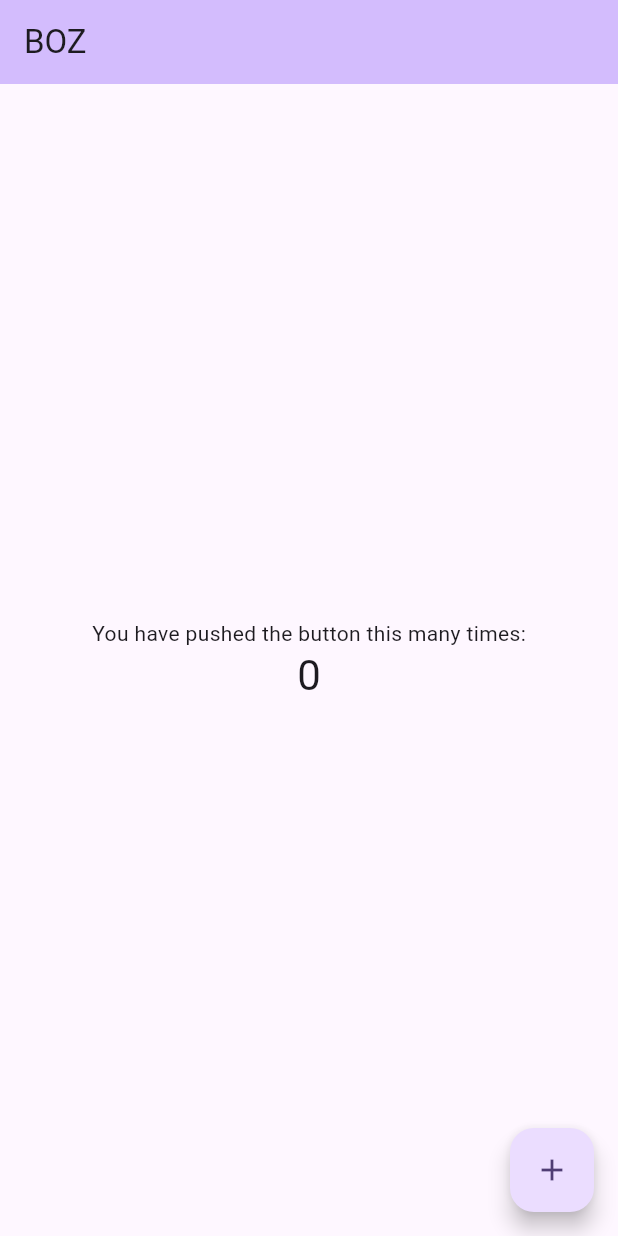
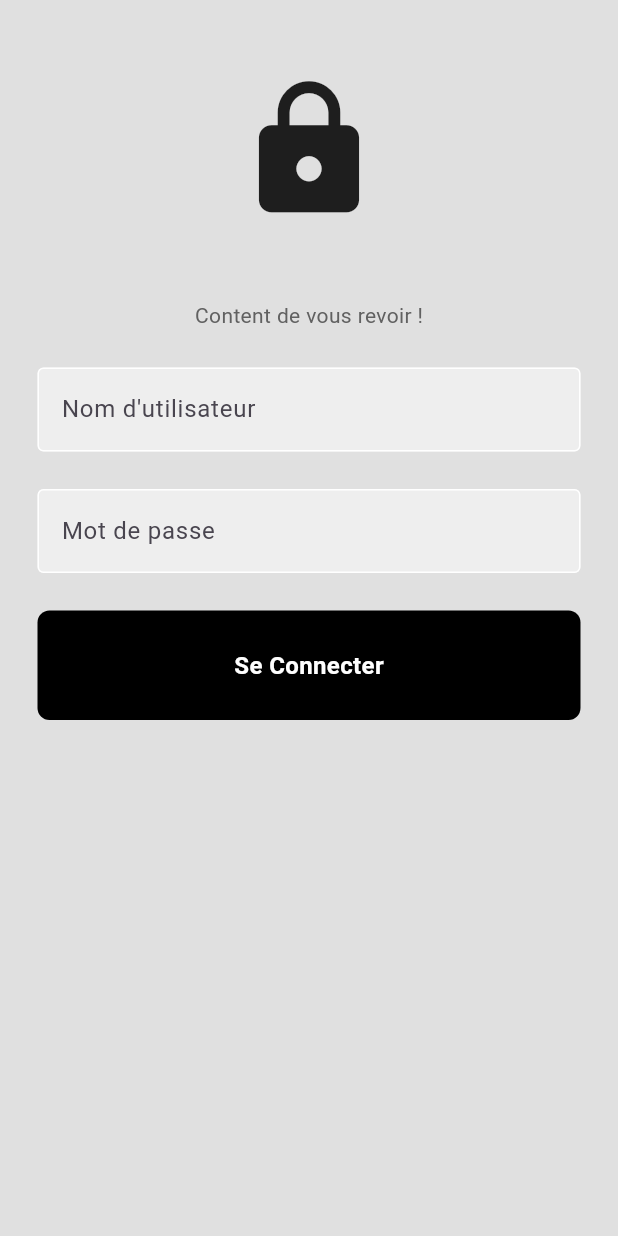
Before and after one commit to KiSsWave/BOZ, a Flutter app: the screen it shows after launch, on a phone screen of 412 x 824 dp. Run offline on Flutter 3.47's test engine with Material 3 defaults, Android fonts, the light colour scheme and no system bars.

Commit message:
login page

```diff
--- /dev/null
+++ b/app/lib/components/my_button.dart
@@ -0,0 +1,35 @@
+import 'package:flutter/material.dart';
+
+class MyButton extends StatelessWidget{
+
+  final Function()? onTap;
+
+  const MyButton({
+    super.key,
+    required this.onTap,
+  });
+
+  @override
+  Widget build(BuildContext context) {
+    return GestureDetector(
+      onTap: onTap,
+      child: Container(
+      padding: EdgeInsets.all(25),
+      margin: EdgeInsets.symmetric(horizontal: 25),
+      decoration: BoxDecoration(
+        color: Colors.black,
+        borderRadius: BorderRadius.circular(8),
+      ),
+      child: const Center(
+        child: Text("Se Connecter",
+          style: TextStyle(
+            color: Colors.white,
+            fontWeight: FontWeight.bold,
+            fontSize: 16,
+          ),
+        ),
+      ),
+    ),
+    );
+  }
+}
--- /dev/null
+++ b/app/lib/components/my_textfield.dart
@@ -0,0 +1,37 @@
+import 'package:flutter/material.dart';
+
+class MyTextField extends StatelessWidget {
+  final controller;
+  final String hintText;
+  final bool obscureText;
+
+
+  const MyTextField({
+    super.key,
+    required this.controller,
+    required this.hintText,
+    required this.obscureText,
+  });
+
+  @override
+  Widget build(BuildContext context) {
+    return Padding(
+      padding: const EdgeInsets.symmetric(horizontal: 25.0),
+      child: TextField(
+        controller: controller,
+        obscureText: obscureText,
+        decoration: InputDecoration(
+          enabledBorder: const OutlineInputBorder(
+            borderSide: BorderSide(color: Colors.white),
+          ),
+          focusedBorder: OutlineInputBorder(
+            borderSide: BorderSide(color: Colors.grey.shade400),
+          ),
+          fillColor: Colors.grey.shade200,
+          filled: true,
+          hintText: hintText,
+        ),
+      ),
+    );
+  }
+}
--- a/app/lib/main.dart
+++ b/app/lib/main.dart
@@ -1,125 +1,21 @@
 import 'package:flutter/material.dart';
+import 'pages/login_page.dart';
 
 void main() {
   runApp(const MyApp());
 }
 
 class MyApp extends StatelessWidget {
-  const MyApp({super.key});
+  const MyApp({Key? key}) : super(key: key);
 
-  // This widget is the root of your application.
   @override
   Widget build(BuildContext context) {
     return MaterialApp(
-      title: 'BOZ',
+      title: 'My App',
       theme: ThemeData(
-        // This is the theme of your application.
-        //
-        // TRY THIS: Try running your application with "flutter run". You'll see
-        // the application has a purple toolbar. Then, without quitting the app,
-        // try changing the seedColor in the colorScheme below to Colors.green
-        // and then invoke "hot reload" (save your changes or press the "hot
-        // reload" button in a Flutter-supported IDE, or press "r" if you used
-        // the command line to start the app).
-        //
-        // Notice that the counter didn't reset back to zero; the application
-        // state is not lost during the reload. To reset the state, use hot
-        // restart instead.
-        //
-        // This works for code too, not just values: Most code changes can be
-        // tested with just a hot reload.
-        colorScheme: ColorScheme.fromSeed(seedColor: Colors.deepPurple),
-        useMaterial3: true,
+        primarySwatch: Colors.blue,
       ),
-      home: const MyHomePage(title: 'BOZ'),
+      home: LoginPage(),
     );
   }
 }
-
-class MyHomePage extends StatefulWidget {
-  const MyHomePage({super.key, required this.title});
-
-  // This widget is the home page of your application. It is stateful, meaning
-  // that it has a State object (defined below) that contains fields that affect
-  // how it looks.
-
-  // This class is the configuration for the state. It holds the values (in this
-  // case the title) provided by the parent (in this case the App widget) and
-  // used by the build method of the State. Fields in a Widget subclass are
-  // always marked "final".
-
-  final String title;
-
-  @override
-  State<MyHomePage> createState() => _MyHomePageState();
-}
-
-class _MyHomePageState extends State<MyHomePage> {
-  int _counter = 0;
-
-  void _incrementCounter() {
-    setState(() {
-      // This call to setState tells the Flutter framework that something has
-      // changed in this State, which causes it to rerun the build method below
-      // so that the display can reflect the updated values. If we changed
-      // _counter without calling setState(), then the build method would not be
-      // called again, and so nothing would appear to happen.
-      _counter++;
-    });
-  }
-
-  @override
-  Widget build(BuildContext context) {
-    // This method is rerun every time setState is called, for instance as done
-    // by the _incrementCounter method above.
-    //
-    // The Flutter framework has been optimized to make rerunning build methods
-    // fast, so that you can just rebuild anything that needs updating rather
-    // than having to individually change instances of widgets.
-    return Scaffold(
-      appBar: AppBar(
-        // TRY THIS: Try changing the color here to a specific color (to
-        // Colors.amber, perhaps?) and trigger a hot reload to see the AppBar
-        // change color while the other colors stay the same.
-        backgroundColor: Theme.of(context).colorScheme.inversePrimary,
-        // Here we take the value from the MyHomePage object that was created by
-        // the App.build method, and use it to set our appbar title.
-        title: Text(widget.title),
-      ),
-      body: Center(
-        // Center is a layout widget. It takes a single child and positions it
-        // in the middle of the parent.
-        child: Column(
-          // Column is also a layout widget. It takes a list of children and
-          // arranges them vertically. By default, it sizes itself to fit its
-          // children horizontally, and tries to be as tall as its parent.
-          //
-          // Column has various properties to control how it sizes itself and
-          // how it positions its children. Here we use mainAxisAlignment to
-          // center the children vertically; the main axis here is the vertical
-          // axis because Columns are vertical (the cross axis would be
-          // horizontal).
-          //
-          // TRY THIS: Invoke "debug painting" (choose the "Toggle Debug Paint"
-          // action in the IDE, or press "p" in the console), to see the
-          // wireframe for each widget.
-          mainAxisAlignment: MainAxisAlignment.center,
-          children: <Widget>[
-            const Text(
-              'You have pushed the button this many times:',
-            ),
-            Text(
-              '$_counter',
-              style: Theme.of(context).textTheme.headlineMedium,
-            ),
-          ],
-        ),
-      ),
-      floatingActionButton: FloatingActionButton(
-        onPressed: _incrementCounter,
-        tooltip: 'Increment',
-        child: const Icon(Icons.add),
-      ), // This trailing comma makes auto-formatting nicer for build methods.
-    );
-  }
-}
--- /dev/null
+++ b/app/lib/pages/login_page.dart
@@ -0,0 +1,71 @@
+import 'package:app/components/my_button.dart';
+import 'package:app/components/my_textfield.dart';
+import 'package:flutter/material.dart';
+
+class LoginPage extends StatelessWidget {
+  LoginPage({Key? key}) : super(key: key);
+
+  final usernameController = TextEditingController();
+  final passwordController = TextEditingController();
+
+  void signUserIn() {
+  }
+
+  @override
+  Widget build(BuildContext context) {
+    return Scaffold(
+        backgroundColor: Colors.grey[300],
+        body: SafeArea(
+            child: Column(
+          children: [
+            const SizedBox(
+              height: 50,
+            ),
+
+            const Icon(
+              Icons.lock,
+              size: 100,
+            ),
+
+            const SizedBox(
+              height: 50,
+            ),
+
+            Text(
+              "Content de vous revoir !",
+              style: TextStyle(color: Colors.grey[700]),
+            ),
+
+            const SizedBox(
+              height: 25,
+            ),
+
+            MyTextField(
+              controller: usernameController,
+              hintText: "Nom d'utilisateur",
+              obscureText: false,
+            ),
+
+            const SizedBox(
+              height: 25,
+            ),
+
+            MyTextField(
+              controller: passwordController,
+              hintText: "Mot de passe",
+              obscureText: true,
+            ),
+
+            const SizedBox(
+              height: 25,
+            ),
+
+            MyButton(
+              onTap: signUserIn,
+            ),
+
+
+          ],
+        )));
+  }
+}
```
